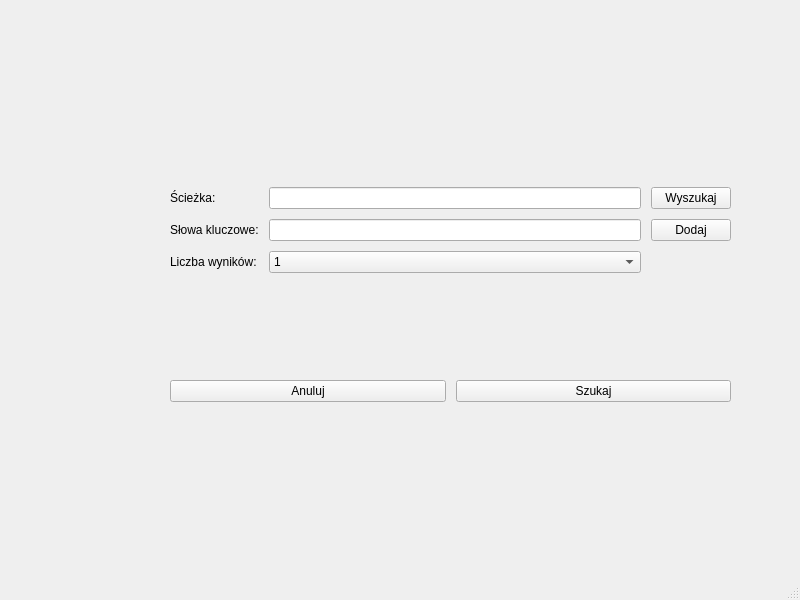
The window that main_window.ui (Dominoday2017/FileBrowser) describes before a commit, drawn with Qt 5.
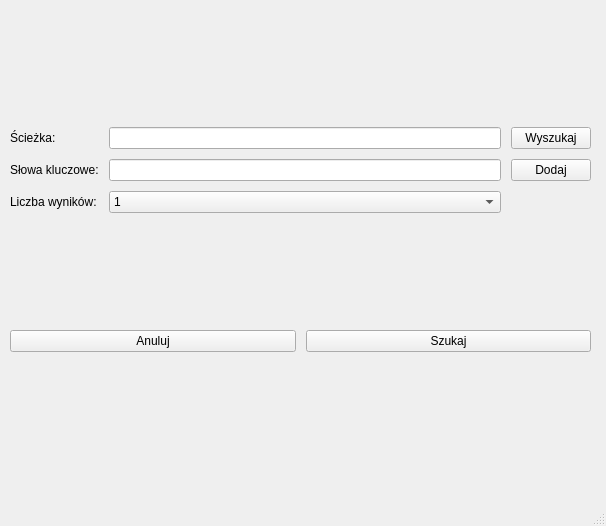
The same window after the commit.

Commit message: Implemented add keywords functionality. Preparing to merge with file_operations branch

```diff
--- a/main_window.ui
+++ b/main_window.ui
@@ -6,8 +6,8 @@
    <rect>
     <x>0</x>
     <y>0</y>
-    <width>800</width>
-    <height>600</height>
+    <width>606</width>
+    <height>526</height>
    </rect>
   </property>
   <property name="windowTitle">
@@ -17,10 +17,10 @@
    <widget class="QWidget" name="verticalLayoutWidget">
     <property name="geometry">
      <rect>
-      <x>170</x>
-      <y>80</y>
-      <width>561</width>
-      <height>431</height>
+      <x>10</x>
+      <y>10</y>
+      <width>581</width>
+      <height>461</height>
      </rect>
     </property>
     <layout class="QVBoxLayout" name="verticalLayout">
```
Left out of the diff: 2 changed lines with no effect on the pictures. The commit also changes 2 other files.
